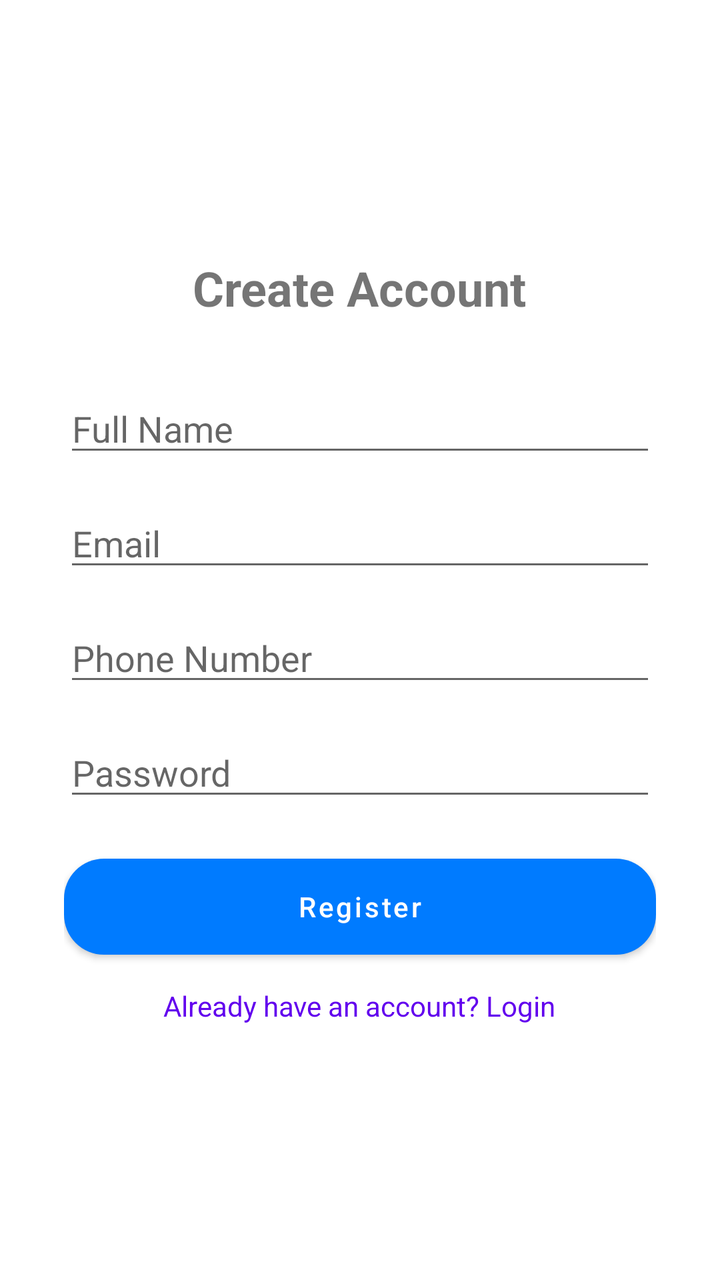
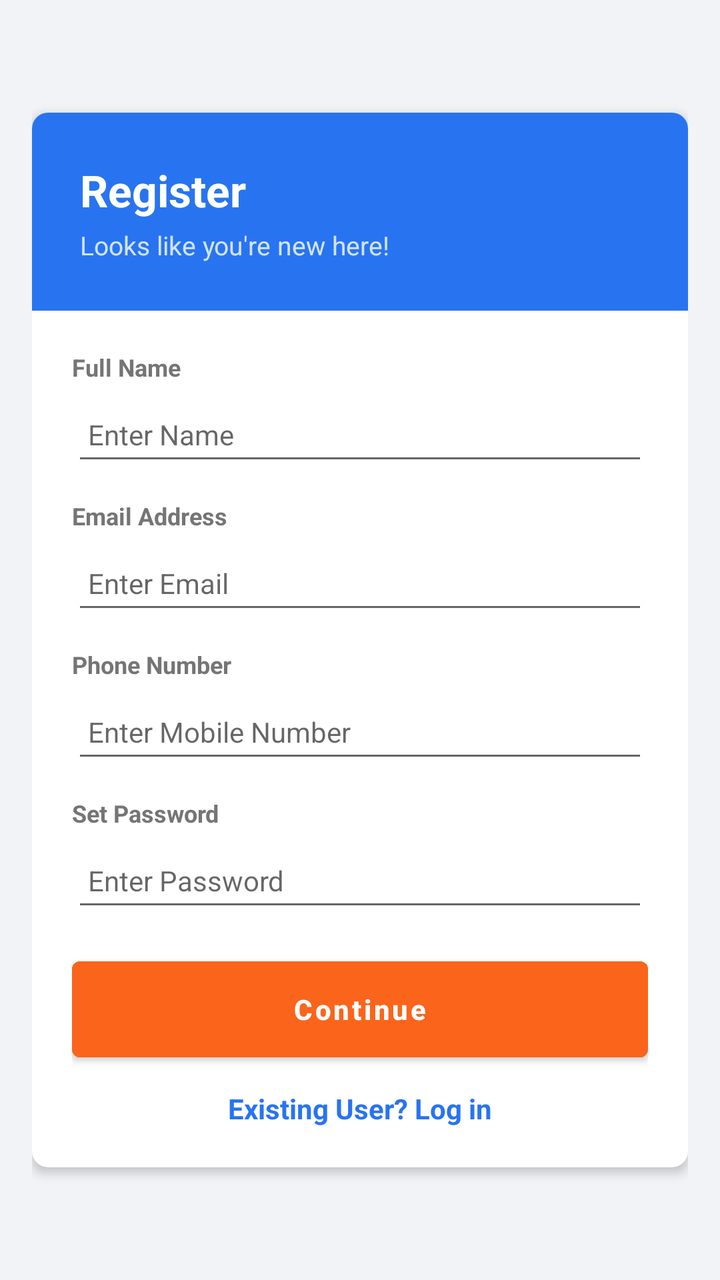

The first picture is an Android layout as it rendered before a commit; the second is the same layout after the commit. The layout source and the unified diff follow.
<!-- AndroidManifest.xml: application theme Theme.SKRozaanaBazaar -->
<!-- res/layout/activity_register.xml -->
<?xml version="1.0" encoding="utf-8"?>
<LinearLayout xmlns:android="http://schemas.android.com/apk/res/android"
    android:layout_width="match_parent"
    android:layout_height="match_parent"
    android:gravity="center"
    android:orientation="vertical"
    android:padding="32dp">

    <TextView
        android:layout_width="wrap_content"
        android:layout_height="wrap_content"
        android:layout_marginBottom="32dp"
        android:text="Create Account"
        android:textSize="24sp"
        android:textStyle="bold" />

    <EditText
        android:id="@+id/etName"
        android:layout_width="match_parent"
        android:layout_height="wrap_content"
        android:hint="Full Name"
        android:inputType="textPersonName" />

    <EditText
        android:id="@+id/etEmail"
        android:layout_width="match_parent"
        android:layout_height="wrap_content"
        android:layout_marginTop="16dp"
        android:hint="Email"
        android:inputType="textEmailAddress" />

    <EditText
        android:id="@+id/etPhone"
        android:layout_width="match_parent"
        android:layout_height="wrap_content"
        android:layout_marginTop="16dp"
        android:hint="Phone Number"
        android:inputType="phone" />

    <EditText
        android:id="@+id/etPassword"
        android:layout_width="match_parent"
        android:layout_height="wrap_content"
        android:layout_marginTop="16dp"
        android:hint="Password"
        android:inputType="textPassword" />

    <Button
        android:id="@+id/btnRegister"
        android:layout_width="match_parent"
        android:layout_height="wrap_content"
        android:layout_marginTop="24dp"
        android:text="Register" />

    <TextView
        android:id="@+id/tvLogin"
        android:layout_width="wrap_content"
        android:layout_height="wrap_content"
        android:layout_marginTop="16dp"
        android:text="Already have an account? Login"
        android:textColor="@color/purple_500" />
</LinearLayout>
<!-- resources referenced by this layout -->
<resources>
  <color name="purple_500">#FF6200EE</color>
  <style name="Theme.SKRozaanaBazaar" parent="Theme.MaterialComponents.DayNight.NoActionBar">
          
          <item name="colorPrimary">@color/colorPrimary</item>
          <item name="colorPrimaryVariant">@color/colorPrimary</item>
          <item name="colorOnPrimary">@color/white</item>
          
          <item name="colorSecondary">@color/colorSecondary</item>
          <item name="colorSecondaryVariant">@color/colorSecondary</item>
          <item name="colorOnSecondary">@color/white</item>
          
          <item name="android:statusBarColor" tools:targetApi="l">?attr/colorPrimary</item>
  
          
          <item name="materialButtonStyle">@style/Widget.App.Button</item>
          <item name="materialCardViewStyle">@style/Widget.App.Card</item>
      </style>
  <color name="colorPrimary">#007BFF</color>
  <color name="white">#FFFFFFFF</color>
  <color name="colorSecondary">#FB641B</color>
  <style name="Widget.App.Button" parent="Widget.MaterialComponents.Button">
          <item name="shapeAppearanceOverlay">@style/ShapeAppearance.App.Rounded</item>
          <item name="android:insetTop">0dp</item>
          <item name="android:insetBottom">0dp</item>
          <item name="android:textAllCaps">false</item>
      </style>
  <style name="Widget.App.Card" parent="Widget.MaterialComponents.CardView">
          <item name="shapeAppearanceOverlay">@style/ShapeAppearance.App.Rounded.Large</item>
          <item name="cardElevation">2dp</item>
      </style>
  <style name="ShapeAppearance.App.Rounded" parent="ShapeAppearance.MaterialComponents.SmallComponent">
          <item name="cornerFamily">rounded</item>
          <item name="cornerSize">20dp</item>
      </style>
  <style name="ShapeAppearance.App.Rounded.Large" parent="ShapeAppearance.MaterialComponents.MediumComponent">
          <item name="cornerFamily">rounded</item>
          <item name="cornerSize">16dp</item>
      </style>
</resources>

<!-- the commit's change to res/layout/activity_register.xml (unified diff, before → after) -->
@@ -1,62 +1,158 @@
 <?xml version="1.0" encoding="utf-8"?>
 <LinearLayout xmlns:android="http://schemas.android.com/apk/res/android"
+    xmlns:app="http://schemas.android.com/apk/res-auto"
     android:layout_width="match_parent"
     android:layout_height="match_parent"
+    android:background="@color/colorBackground"
     android:gravity="center"
     android:orientation="vertical"
-    android:padding="32dp">
+    android:padding="16dp">
 
-    <TextView
-        android:layout_width="wrap_content"
-        android:layout_height="wrap_content"
-        android:layout_marginBottom="32dp"
-        android:text="Create Account"
-        android:textSize="24sp"
-        android:textStyle="bold" />
-
-    <EditText
-        android:id="@+id/etName"
+    <com.google.android.material.card.MaterialCardView
         android:layout_width="match_parent"
         android:layout_height="wrap_content"
-        android:hint="Full Name"
-        android:inputType="textPersonName" />
+        app:cardBackgroundColor="@color/white"
+        app:cardCornerRadius="8dp"
+        app:cardElevation="3dp">
 
-    <EditText
-        android:id="@+id/etEmail"
-        android:layout_width="match_parent"
-        android:layout_height="wrap_content"
-        android:layout_marginTop="16dp"
-        android:hint="Email"
-        android:inputType="textEmailAddress" />
+        <LinearLayout
+            android:layout_width="match_parent"
+            android:layout_height="wrap_content"
+            android:orientation="vertical">
 
-    <EditText
-        android:id="@+id/etPhone"
-        android:layout_width="match_parent"
-        android:layout_height="wrap_content"
-        android:layout_marginTop="16dp"
-        android:hint="Phone Number"
-        android:inputType="phone" />
+            
+            <LinearLayout
+                android:layout_width="match_parent"
+                android:layout_height="wrap_content"
+                android:background="@color/colorPrimary"
+                android:orientation="vertical"
+                android:padding="24dp">
 
-    <EditText
-        android:id="@+id/etPassword"
-        android:layout_width="match_parent"
-        android:layout_height="wrap_content"
-        android:layout_marginTop="16dp"
-        android:hint="Password"
-        android:inputType="textPassword" />
+                <TextView
+                    android:layout_width="wrap_content"
+                    android:layout_height="wrap_content"
+                    android:text="Register"
+                    android:textColor="@color/white"
+                    android:textSize="22sp"
+                    android:textStyle="bold" />
 
-    <Button
-        android:id="@+id/btnRegister"
-        android:layout_width="match_parent"
-        android:layout_height="wrap_content"
-        android:layout_marginTop="24dp"
-        android:text="Register" />
+                <TextView
+                    android:layout_width="wrap_content"
+                    android:layout_height="wrap_content"
+                    android:layout_marginTop="4dp"
+                    android:text="Looks like you're new here!"
+                    android:textColor="#D2E3FC"
+                    android:textSize="13sp" />
+            </LinearLayout>
 
-    <TextView
-        android:id="@+id/tvLogin"
-        android:layout_width="wrap_content"
-        android:layout_height="wrap_content"
-        android:layout_marginTop="16dp"
-        android:text="Already have an account? Login"
-        android:textColor="@color/purple_500" />
+            <LinearLayout
+                android:layout_width="match_parent"
+                android:layout_height="wrap_content"
+                android:orientation="vertical"
+                android:padding="20dp">
+
+                <TextView
+                    android:layout_width="wrap_content"
+                    android:layout_height="wrap_content"
+                    android:text="Full Name"
+                    android:textColor="@color/text_secondary"
+                    android:textSize="12sp"
+                    android:textStyle="bold" />
+
+                <EditText
+                    android:id="@+id/etName"
+                    android:layout_width="match_parent"
+                    android:layout_height="44dp"
+                    android:layout_marginTop="2dp"
+                    android:hint="Enter Name"
+                    android:inputType="textPersonName"
+                    android:paddingLeft="8dp"
+                    android:paddingRight="8dp"
+                    android:textSize="14sp" />
+
+                <TextView
+                    android:layout_width="wrap_content"
+                    android:layout_height="wrap_content"
+                    android:layout_marginTop="12dp"
+                    android:text="Email Address"
+                    android:textColor="@color/text_secondary"
+                    android:textSize="12sp"
+                    android:textStyle="bold" />
+
+                <EditText
+                    android:id="@+id/etEmail"
+                    android:layout_width="match_parent"
+                    android:layout_height="44dp"
+                    android:layout_marginTop="2dp"
+                    android:hint="Enter Email"
+                    android:inputType="textEmailAddress"
+                    android:paddingLeft="8dp"
+                    android:paddingRight="8dp"
+                    android:textSize="14sp" />
+
+                <TextView
+                    android:layout_width="wrap_content"
+                    android:layout_height="wrap_content"
+                    android:layout_marginTop="12dp"
+                    android:text="Phone Number"
+                    android:textColor="@color/text_secondary"
+                    android:textSize="12sp"
+                    android:textStyle="bold" />
+
+                <EditText
+                    android:id="@+id/etPhone"
+                    android:layout_width="match_parent"
+                    android:layout_height="44dp"
+                    android:layout_marginTop="2dp"
+                    android:hint="Enter Mobile Number"
+                    android:inputType="phone"
+                    android:paddingLeft="8dp"
+                    android:paddingRight="8dp"
+                    android:textSize="14sp" />
+
+                <TextView
+                    android:layout_width="wrap_content"
+                    android:layout_height="wrap_content"
+                    android:layout_marginTop="12dp"
+                    android:text="Set Password"
+                    android:textColor="@color/text_secondary"
+                    android:textSize="12sp"
+                    android:textStyle="bold" />
+
+                <EditText
+                    android:id="@+id/etPassword"
+                    android:layout_width="match_parent"
+                    android:layout_height="44dp"
+                    android:layout_marginTop="2dp"
+                    android:hint="Enter Password"
+                    android:inputType="textPassword"
+                    android:paddingLeft="8dp"
+                    android:paddingRight="8dp"
+                    android:textSize="14sp" />
+
+                <com.google.android.material.button.MaterialButton
+                    android:id="@+id/btnRegister"
+                    android:layout_width="match_parent"
+                    android:layout_height="wrap_content"
+                    android:layout_marginTop="20dp"
+                    android:backgroundTint="@color/colorSecondary"
+                    android:text="Continue"
+                    android:textColor="@color/white"
+                    android:textStyle="bold"
+                    app:cornerRadius="4dp" />
+
+                <TextView
+                    android:id="@+id/tvLogin"
+                    android:layout_width="wrap_content"
+                    android:layout_height="wrap_content"
+                    android:layout_gravity="center"
+                    android:layout_marginTop="16dp"
+                    android:text="Existing User? Log in"
+                    android:textColor="@color/colorPrimary"
+                    android:textSize="14sp"
+                    android:textStyle="bold" />
+
+            </LinearLayout>
+        </LinearLayout>
+    </com.google.android.material.card.MaterialCardView>
 </LinearLayout>
<!-- resource entries referenced after the edit -->
@@ -1,6 +1,6 @@
 <!-- resources referenced by this layout -->
 <resources>
-  <color name="purple_500">#FF6200EE</color>
+  <color name="colorBackground">#F1F3F6</color>
   <style name="Theme.SKRozaanaBazaar" parent="Theme.MaterialComponents.DayNight.NoActionBar">
           
           <item name="colorPrimary">@color/colorPrimary</item>
@@ -17,9 +17,10 @@
           <item name="materialButtonStyle">@style/Widget.App.Button</item>
           <item name="materialCardViewStyle">@style/Widget.App.Card</item>
       </style>
-  <color name="colorPrimary">#007BFF</color>
+  <color name="colorPrimary">#2874F0</color>
   <color name="white">#FFFFFFFF</color>
   <color name="colorSecondary">#FB641B</color>
+  <color name="text_secondary">#757575</color>
   <style name="Widget.App.Button" parent="Widget.MaterialComponents.Button">
           <item name="shapeAppearanceOverlay">@style/ShapeAppearance.App.Rounded</item>
           <item name="android:insetTop">0dp</item>
@@ -28,15 +29,16 @@
       </style>
   <style name="Widget.App.Card" parent="Widget.MaterialComponents.CardView">
           <item name="shapeAppearanceOverlay">@style/ShapeAppearance.App.Rounded.Large</item>
-          <item name="cardElevation">2dp</item>
+          <item name="cardElevation">1dp</item>
+          <item name="android:layout_margin">4dp</item>
       </style>
   <style name="ShapeAppearance.App.Rounded" parent="ShapeAppearance.MaterialComponents.SmallComponent">
           <item name="cornerFamily">rounded</item>
-          <item name="cornerSize">20dp</item>
+          <item name="cornerSize">4dp</item>
       </style>
   <style name="ShapeAppearance.App.Rounded.Large" parent="ShapeAppearance.MaterialComponents.MediumComponent">
           <item name="cornerFamily">rounded</item>
-          <item name="cornerSize">16dp</item>
+          <item name="cornerSize">8dp</item>
       </style>
 </resources>
 
